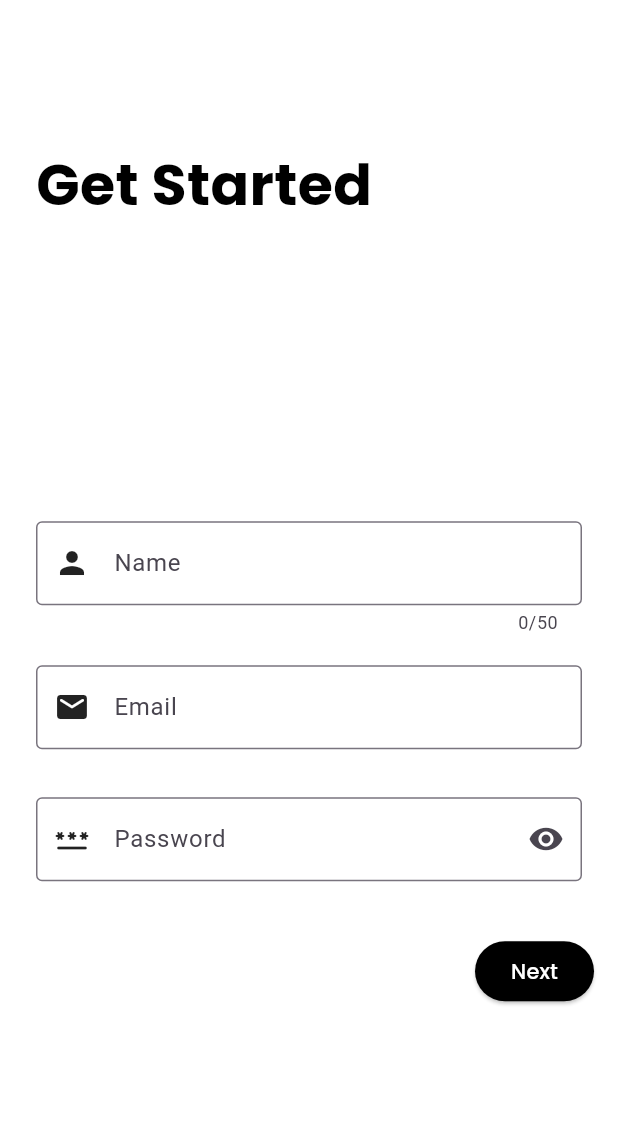
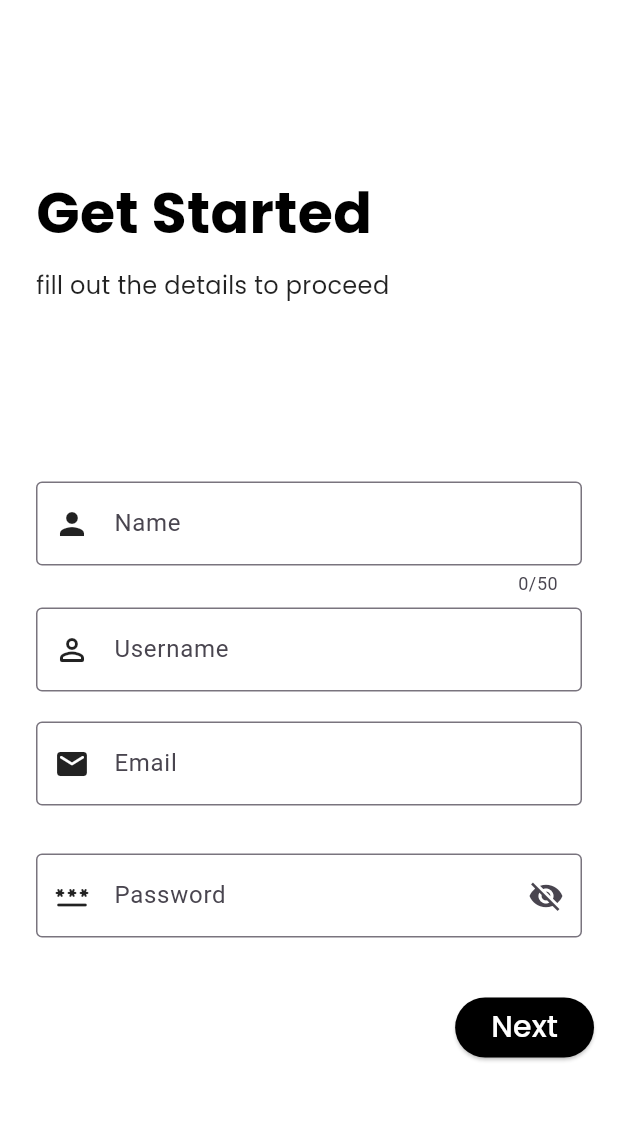
Before and after one commit to code-kartik/snippet, a Flutter app: the screen it shows after launch, after a tap on "Sign Up", on a phone screen of 412 x 824 dp, the part 84-1205 px from its top. Run offline on Flutter 3.47's test engine with Material 3 defaults, Android fonts, the phone set to English and light mode, and no system bars; our stand-ins replace cloud_firestore, firebase_auth, firebase_core, google_fonts; accounts and stored records are empty.

Commit message:
Sign Up Page for mobile - done

```diff
--- a/lib/data/user_data_model.dart
+++ b/lib/data/user_data_model.dart
@@ -2,10 +2,16 @@ class UserDataModel {
   String? name;
   String? email;
   String? uid;
+  String? username;
 
-  UserDataModel({required this.name, required this.email, required this.uid});
+  UserDataModel(
+      {required this.username,
+      required this.name,
+      required this.email,
+      required this.uid});
 
   UserDataModel.fromMap(Map<String, dynamic> map) {
+    username = map['username'];
     uid = map['uid'];
     name = map['name'];
     email = map['email'];
@@ -13,6 +19,7 @@ class UserDataModel {
 
   Map<String, dynamic> toMap() {
     return {
+      "username": username,
       "uid": uid,
       "email": email,
       "name": name,
--- /dev/null
+++ b/lib/data/username_collection.dart
@@ -0,0 +1,15 @@
+class UsernameCollection {
+  String? username;
+
+  UsernameCollection({required this.username});
+
+  UsernameCollection.fromMap(Map<String, dynamic> map) {
+    username = map['username'];
+  }
+
+  Map<String, dynamic> toMap() {
+    return {
+      "username": username,
+    };
+  }
+}
--- a/lib/main.dart
+++ b/lib/main.dart
@@ -1,14 +1,13 @@
 import 'dart:async';
-
 import 'package:firebase_core/firebase_core.dart';
 import 'package:flutter/foundation.dart';
 import 'package:flutter/material.dart';
 import 'package:flutter/services.dart';
-import 'package:snippet/firebase_options.dart';
-import 'package:snippet/mobile/pages/home_screen.dart';
-import 'package:snippet/mobile/pages/sign_up_screen.dart';
-import 'package:snippet/mobile/pages/welcome_screen.dart';
-import 'package:snippet/web/pages/welcome_screen.dart';
+import 'package:Snippet/firebase_options.dart';
+import 'package:Snippet/mobile/pages/home_screen.dart';
+import 'package:Snippet/mobile/pages/sign_up_screen.dart';
+import 'package:Snippet/mobile/pages/welcome_screen.dart';
+import 'package:Snippet/web/pages/welcome_screen.dart';
 
 Future<void> main() async {
   runApp(const MainApp());
@@ -29,6 +28,7 @@ class MainApp extends StatelessWidget {
   @override
   Widget build(BuildContext context) {
     return MaterialApp(
+      debugShowCheckedModeBanner: false,
       title: (kIsWeb) ? WelcomeScreenWeb.id : WelcomeScreenMobile.id,
       initialRoute: (kIsWeb) ? WelcomeScreenWeb.id : WelcomeScreenMobile.id,
       home: (kIsWeb) ? const WelcomeScreenWeb() : const WelcomeScreenMobile(),
--- a/lib/mobile/pages/sign_up_screen.dart
+++ b/lib/mobile/pages/sign_up_screen.dart
@@ -1,7 +1,8 @@
 import 'package:flutter/material.dart';
 import 'package:google_fonts/google_fonts.dart';
-import 'package:snippet/mobile/pages/home_screen.dart';
-import 'package:snippet/services/auth_service.dart';
+import 'package:Snippet/mobile/pages/home_screen.dart';
+import 'package:Snippet/services/auth_service.dart';
+import 'package:Snippet/services/check_email_username.dart';
 
 class SignUpScreenMobile extends StatefulWidget {
   const SignUpScreenMobile({super.key});
@@ -16,12 +17,16 @@ class SignUpScreenMobile extends StatefulWidget {
 TextEditingController _emailController = TextEditingController();
 TextEditingController _passwdController = TextEditingController();
 TextEditingController _nameController = TextEditingController();
+TextEditingController _usernameController = TextEditingController();
 
-late String _name;
-late String _email;
-late String _passwd;
+String? _name;
+String? _email;
+String? _passwd;
+String? _username;
 
 bool _isObscure = true;
+
+CheckUsername? checkUsername;
 
 class _SignUpScreenMobileState extends State<SignUpScreenMobile> {
   @override
@@ -45,13 +50,20 @@ class _SignUpScreenMobileState extends State<SignUpScreenMobile> {
         ),
       ),
       backgroundColor: Colors.white,
-      body: Column(
-        mainAxisAlignment: MainAxisAlignment.spaceAround,
+      body: SingleChildScrollView(
+        child: SizedBox(
+          height: MediaQuery.of(context).size.height -
+              MediaQuery.of(context).padding.top,
+          child: Column(
+            mainAxisAlignment: MainAxisAlignment.spaceEvenly,
             crossAxisAlignment: CrossAxisAlignment.start,
-        children: <Widget>[
+            children: [
               Padding(
                 padding: const EdgeInsets.symmetric(horizontal: 24.0),
-            child: Text(
+                child: Column(
+                  crossAxisAlignment: CrossAxisAlignment.start,
+                  children: [
+                    Text(
                       "Get Started",
                       textAlign: TextAlign.start,
                       style: GoogleFonts.poppins(
@@ -60,12 +72,26 @@ class _SignUpScreenMobileState extends State<SignUpScreenMobile> {
                         fontWeight: FontWeight.bold,
                       ),
                     ),
+                    const SizedBox(
+                      height: 10,
+                    ),
+                    Text(
+                      'fill out the details to proceed',
+                      textAlign: TextAlign.start,
+                      style: GoogleFonts.poppins(
+                        color: Colors.black87,
+                        fontSize: 16,
+                      ),
+                    ),
+                  ],
+                ),
               ),
               Column(
+                mainAxisAlignment: MainAxisAlignment.center,
                 children: <Widget>[
                   Padding(
-                padding:
-                    const EdgeInsets.symmetric(horizontal: 24.0, vertical: 4.0),
+                    padding: const EdgeInsets.symmetric(
+                        horizontal: 24.0, vertical: 4.0),
                     child: TextField(
                       maxLength: 50,
                       controller: _nameController,
@@ -75,6 +101,25 @@ class _SignUpScreenMobileState extends State<SignUpScreenMobile> {
                         prefixIconColor: Colors.black87,
                         hintStyle: TextStyle(color: Colors.black87),
                         label: Text("Name"),
+                        border: OutlineInputBorder(
+                          borderRadius: BorderRadius.all(
+                            Radius.circular(4.0),
+                          ),
+                        ),
+                      ),
+                    ),
+                  ),
+                  Padding(
+                    padding: const EdgeInsets.symmetric(
+                        horizontal: 24.0, vertical: 4.0),
+                    child: TextField(
+                      controller: _usernameController,
+                      keyboardType: TextInputType.text,
+                      decoration: const InputDecoration(
+                        prefixIcon: Icon(Icons.perm_identity_rounded),
+                        prefixIconColor: Colors.black87,
+                        hintStyle: TextStyle(color: Colors.black87),
+                        label: Text("Username"),
                         border: OutlineInputBorder(
                           borderRadius: BorderRadius.all(
                             Radius.circular(4.0),
@@ -119,8 +164,8 @@ class _SignUpScreenMobileState extends State<SignUpScreenMobile> {
                             });
                           },
                           icon: _isObscure
-                          ? const Icon(Icons.visibility)
-                          : const Icon(Icons.visibility_off),
+                              ? const Icon(Icons.visibility_off)
+                              : const Icon(Icons.visibility),
                         ),
                         hintStyle: const TextStyle(color: Colors.black87),
                         label: const Text("Password"),
@@ -141,17 +186,22 @@ class _SignUpScreenMobileState extends State<SignUpScreenMobile> {
                       alignment: Alignment.bottomRight,
                       child: ElevatedButton(
                         style: ButtonStyle(
-                      backgroundColor: MaterialStateProperty.all(Colors.black),
+                          backgroundColor:
+                              MaterialStateProperty.all(Colors.black),
                         ),
-                    onPressed: () {
+                        onPressed: () async {
                           _name = _nameController.text;
                           _email = _emailController.text;
                           _passwd = _passwdController.text;
-                      checkDetails(_name, _email, _passwd, context);
+                          _username = _usernameController.text;
+
+                          checkDetails(
+                              _name!, _email!, _passwd!, _username!, context);
                         },
                         child: Text(
                           "Next",
-                      style: GoogleFonts.poppins(color: Colors.white),
+                          style: GoogleFonts.poppins(
+                              color: Colors.white, fontSize: 20),
                         ),
                       ),
                     ),
@@ -160,12 +210,14 @@ class _SignUpScreenMobileState extends State<SignUpScreenMobile> {
               ),
             ],
           ),
+        ),
+      ),
     );
   }
 }
 
-void checkDetails(
-    String name, String email, String passwd, BuildContext context) {
+void checkDetails(String name, String email, String passwd, String username,
+    BuildContext context) {
   if (name.isEmpty) {
     ScaffoldMessenger.of(context).showSnackBar(
       const SnackBar(
@@ -178,11 +230,16 @@ void checkDetails(
         content: Text("Email cannot be empty"),
       ),
     );
-  }
-  if (passwd.isEmpty) {
+  } else if (passwd.isEmpty) {
     ScaffoldMessenger.of(context).showSnackBar(
       const SnackBar(
         content: Text("Password cannot be empty"),
+      ),
+    );
+  } else if (username.isEmpty) {
+    ScaffoldMessenger.of(context).showSnackBar(
+      const SnackBar(
+        content: Text("Username cannot be empty"),
       ),
     );
   } else {
@@ -190,7 +247,42 @@ void checkDetails(
   }
 }
 
-void createUser(BuildContext context) {
-  AuthService().signUpWithEmail(_name, _email, _passwd);
+void createUser(BuildContext context) async {
+  // Check if the username already exists
+  CheckUsername checkUsername = CheckUsername(username: _username);
+  bool usernameExists = await checkUsername.checkUserExists(_username!);
+
+  if (usernameExists) {
+    ScaffoldMessenger.of(context).showSnackBar(
+      SnackBar(
+        content:
+            Text("$_username already in use. Try selecting a different name."),
+      ),
+    );
+  } else {
+    showDialog(
+      context: context,
+      barrierColor: Colors.transparent,
+      barrierDismissible: false,
+      builder: (BuildContext context) => const Center(
+        child: CircularProgressIndicator(
+          color: Colors.black,
+        ),
+      ),
+    );
+
+    try {
+      await AuthService()
+          .signUpWithEmail(_username!, _name!, _email!, _passwd!, context);
+      Navigator.pop(context); // Hide loading indicator
       Navigator.pushNamed(context, HomeScreenMobile.id);
+    } catch (e) {
+      Navigator.pop(context); // Hide loading indicator
+      ScaffoldMessenger.of(context).showSnackBar(
+        SnackBar(
+          content: Text('Error creating user: $e'),
+        ),
+      );
     }
+  }
+}
--- a/lib/mobile/pages/welcome_screen.dart
+++ b/lib/mobile/pages/welcome_screen.dart
@@ -1,7 +1,7 @@
 import 'package:flutter/material.dart';
 import 'package:flutter/services.dart';
 import 'package:google_fonts/google_fonts.dart';
-import 'package:snippet/mobile/pages/sign_up_screen.dart';
+import 'package:Snippet/mobile/pages/sign_up_screen.dart';
 
 class WelcomeScreenMobile extends StatelessWidget {
   const WelcomeScreenMobile({super.key});
@@ -32,34 +32,51 @@ class WelcomeScreenMobile extends StatelessWidget {
           mainAxisAlignment: MainAxisAlignment.spaceEvenly,
           crossAxisAlignment: CrossAxisAlignment.center,
           children: <Widget>[
-            Column(
+            Padding(
+              padding: const EdgeInsets.symmetric(horizontal: 64.0),
+              child: Column(
+                crossAxisAlignment: CrossAxisAlignment.center,
                 children: <Widget>[
                   Text(
-                  "Welcome to\nSnippet",
+                    "Welcome to",
                     style: GoogleFonts.poppins(
                       color: Colors.black,
                       fontSize: 38,
                       fontWeight: FontWeight.bold,
                     ),
                   ),
+                  Text(
+                    "Snippet",
+                    style: GoogleFonts.poppins(
+                      color: Colors.black,
+                      fontSize: 60,
+                      fontWeight: FontWeight.bold,
+                    ),
+                  ),
                   const SizedBox(
                     height: 15,
                   ),
-                Text(
+                  Padding(
+                    padding: const EdgeInsets.symmetric(horizontal: 4.0),
+                    child: Text(
+                      textAlign: TextAlign.center,
                       "Develop, Share, Connect, Collaborate and much more",
                       style: GoogleFonts.poppins(
-                    fontSize: 8.1,
+                        fontSize: 12.5,
                         color: Colors.black87,
                         fontStyle: FontStyle.italic,
                       ),
                     ),
+                  ),
                 ],
+              ),
             ),
             Column(
               children: <Widget>[
                 Container(
                   padding: const EdgeInsets.symmetric(horizontal: 64.0),
                   width: double.maxFinite,
+                  height: 40,
                   child: ElevatedButton(
                     onPressed: () => print("Yet to set"),
                     style: ButtonStyle(
@@ -69,6 +86,7 @@ class WelcomeScreenMobile extends StatelessWidget {
                       "Log In",
                       style: GoogleFonts.poppins(
                         color: Colors.white,
+                        fontSize: 18,
                       ),
                     ),
                   ),
@@ -79,6 +97,7 @@ class WelcomeScreenMobile extends StatelessWidget {
                 Container(
                   padding: const EdgeInsets.symmetric(horizontal: 64.0),
                   width: double.maxFinite,
+                  height: 40,
                   child: ElevatedButton(
                     onPressed: () =>
                         Navigator.pushNamed(context, SignUpScreenMobile.id),
@@ -88,8 +107,7 @@ class WelcomeScreenMobile extends StatelessWidget {
                     child: Text(
                       "Sign Up",
                       style: GoogleFonts.poppins(
-                        color: Colors.white,
-                      ),
+                          color: Colors.white, fontSize: 18),
                     ),
                   ),
                 ),
--- /dev/null
+++ b/lib/services/check_email_username.dart
@@ -0,0 +1,18 @@
+import 'package:cloud_firestore/cloud_firestore.dart';
+import 'package:flutter/material.dart';
+
+class CheckUsername {
+  String? username; // Not used in checkUserExists method
+  BuildContext? context;
+
+  final FirebaseFirestore _firestore = FirebaseFirestore.instance;
+
+  CheckUsername({required this.username});
+
+  Future<bool> checkUserExists(String uName) async {
+    DocumentSnapshot userIdDocRef =
+        await _firestore.collection("username").doc(uName).get();
+
+    return userIdDocRef.exists;
+  }
+}
--- a/pubspec.yaml
+++ b/pubspec.yaml
@@ -1,4 +1,4 @@
-name: snippet
+name: Snippet
 description: "A new Flutter project."
 publish_to: 'none'
 version: 0.1.0
```
Also changed, not shown: lib/mobile/pages/home_screen.dart (+21 -1 lines), lib/services/auth_service.dart (+51 -13 lines). Lines whose indentation alone changed are shown as unchanged.
